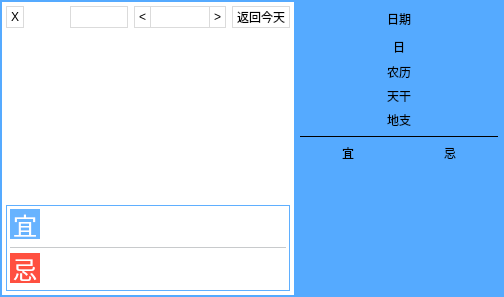
First picture: the form in rili.ui, repository noahsai/rili, before the edit.
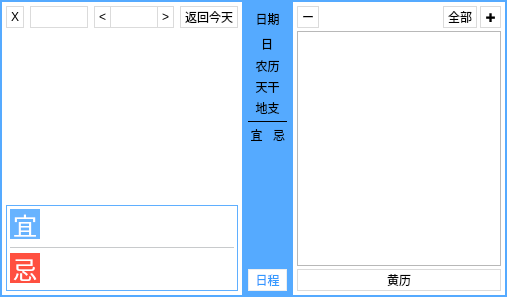
Second picture: the form after the edit.

Commit message: 增加了日程提醒功能

Diff of the .ui file:
```diff
--- a/rili.ui
+++ b/rili.ui
@@ -6,7 +6,7 @@
    <rect>
     <x>0</x>
     <y>0</y>
-    <width>504</width>
+    <width>507</width>
     <height>297</height>
    </rect>
   </property>
@@ -456,6 +456,9 @@
       </property>
       <item>
        <layout class="QVBoxLayout" name="verticalLayout_3">
+        <property name="spacing">
+         <number>3</number>
+        </property>
         <property name="leftMargin">
          <number>4</number>
         </property>
@@ -658,6 +661,207 @@
             </layout>
            </item>
           </layout>
+         </widget>
+        </item>
+        <item>
+         <layout class="QHBoxLayout" name="horizontalLayout_8">
+          <item>
+           <widget class="QPushButton" name="richeng">
+            <property name="cursor">
+             <cursorShape>PointingHandCursor</cursorShape>
+            </property>
+            <property name="styleSheet">
+             <string notr="true">QPushButton{
+max-height:20px;
+padding: 1px 4px 1px 4px;
+background-color:white;
+border:1px solid #eee; 
+color:#39f; 
+}
+
+QPushButton:hover{
+border:1px solid #fff; 
+}</string>
+            </property>
+            <property name="text">
+             <string>日程</string>
+            </property>
+            <property name="flat">
+             <bool>true</bool>
+            </property>
+           </widget>
+          </item>
+         </layout>
+        </item>
+       </layout>
+      </item>
+     </layout>
+    </widget>
+   </item>
+   <item>
+    <widget class="QWidget" name="widget_5" native="true">
+     <property name="styleSheet">
+      <string notr="true">#widget_5{
+background-color:white;
+} 
+QPushButton{
+max-height:20px;
+padding: 1px 4px 1px 4px;
+background-color:white;
+border:1px solid #DBDBDB; 
+}
+QPushButton:hover{
+border:1px solid #5af;
+color:#39f; 
+} 
+
+</string>
+     </property>
+     <layout class="QVBoxLayout" name="verticalLayout_10">
+      <property name="spacing">
+       <number>0</number>
+      </property>
+      <property name="leftMargin">
+       <number>0</number>
+      </property>
+      <property name="topMargin">
+       <number>0</number>
+      </property>
+      <property name="rightMargin">
+       <number>0</number>
+      </property>
+      <property name="bottomMargin">
+       <number>0</number>
+      </property>
+      <item>
+       <layout class="QVBoxLayout" name="verticalLayout_9">
+        <property name="spacing">
+         <number>3</number>
+        </property>
+        <property name="leftMargin">
+         <number>4</number>
+        </property>
+        <property name="topMargin">
+         <number>4</number>
+        </property>
+        <property name="rightMargin">
+         <number>4</number>
+        </property>
+        <property name="bottomMargin">
+         <number>4</number>
+        </property>
+        <item>
+         <layout class="QHBoxLayout" name="horizontalLayout_9">
+          <property name="spacing">
+           <number>3</number>
+          </property>
+          <item>
+           <widget class="QPushButton" name="delnote">
+            <property name="sizePolicy">
+             <sizepolicy hsizetype="Minimum" vsizetype="Fixed">
+              <horstretch>0</horstretch>
+              <verstretch>0</verstretch>
+             </sizepolicy>
+            </property>
+            <property name="text">
+             <string>ー</string>
+            </property>
+           </widget>
+          </item>
+          <item>
+           <spacer name="horizontalSpacer">
+            <property name="orientation">
+             <enum>Qt::Horizontal</enum>
+            </property>
+            <property name="sizeHint" stdset="0">
+             <size>
+              <width>40</width>
+              <height>20</height>
+             </size>
+            </property>
+           </spacer>
+          </item>
+          <item>
+           <widget class="QPushButton" name="allnote">
+            <property name="sizePolicy">
+             <sizepolicy hsizetype="Fixed" vsizetype="Fixed">
+              <horstretch>0</horstretch>
+              <verstretch>0</verstretch>
+             </sizepolicy>
+            </property>
+            <property name="text">
+             <string>全部</string>
+            </property>
+           </widget>
+          </item>
+          <item>
+           <widget class="QPushButton" name="addnote">
+            <property name="sizePolicy">
+             <sizepolicy hsizetype="Minimum" vsizetype="Fixed">
+              <horstretch>0</horstretch>
+              <verstretch>0</verstretch>
+             </sizepolicy>
+            </property>
+            <property name="text">
+             <string>✚</string>
+            </property>
+           </widget>
+          </item>
+         </layout>
+        </item>
+        <item>
+         <widget class="QListWidget" name="listWidget">
+          <property name="sizePolicy">
+           <sizepolicy hsizetype="Preferred" vsizetype="Expanding">
+            <horstretch>0</horstretch>
+            <verstretch>0</verstretch>
+           </sizepolicy>
+          </property>
+          <property name="focusPolicy">
+           <enum>Qt::NoFocus</enum>
+          </property>
+          <property name="styleSheet">
+           <string notr="true">QListWidget::item{
+padding:2px;
+border:1px solid #DBDBDB; 
+border-radius: 4px ;
+background-color: rgb(240, 250, 255);
+color:rgb(0, 0, 0);
+}
+
+QListWidget::item:selected{
+background-color: rgb(57, 185, 240);
+color:white;
+}</string>
+          </property>
+          <property name="editTriggers">
+           <set>QAbstractItemView::NoEditTriggers</set>
+          </property>
+          <property name="selectionMode">
+           <enum>QAbstractItemView::ExtendedSelection</enum>
+          </property>
+          <property name="isWrapping" stdset="0">
+           <bool>false</bool>
+          </property>
+          <property name="wordWrap">
+           <bool>true</bool>
+          </property>
+         </widget>
+        </item>
+        <item>
+         <widget class="QPushButton" name="huangli">
+          <property name="sizePolicy">
+           <sizepolicy hsizetype="Preferred" vsizetype="Fixed">
+            <horstretch>0</horstretch>
+            <verstretch>0</verstretch>
+           </sizepolicy>
+          </property>
+          <property name="styleSheet">
+           <string notr="true"/>
+          </property>
+          <property name="text">
+           <string>黄历</string>
+          </property>
          </widget>
         </item>
        </layout>
```
Left out of the diff: 1 changed line with no effect on the pictures. The commit also changes 16 other files.
